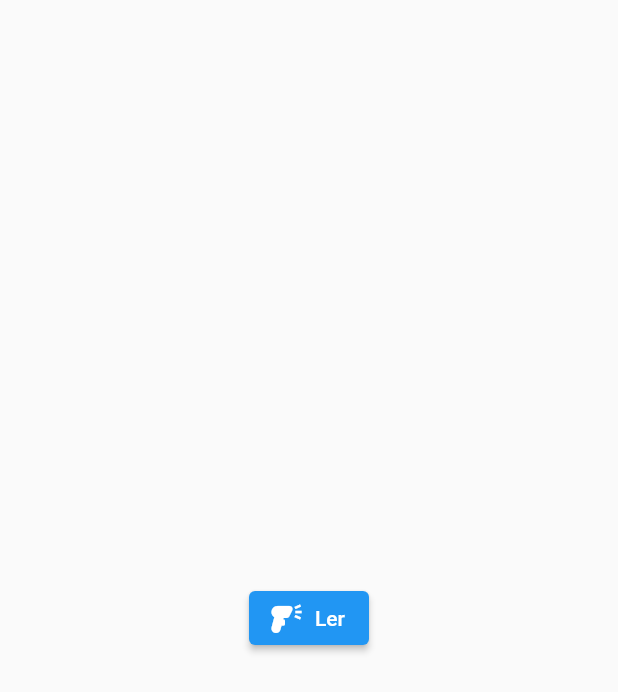
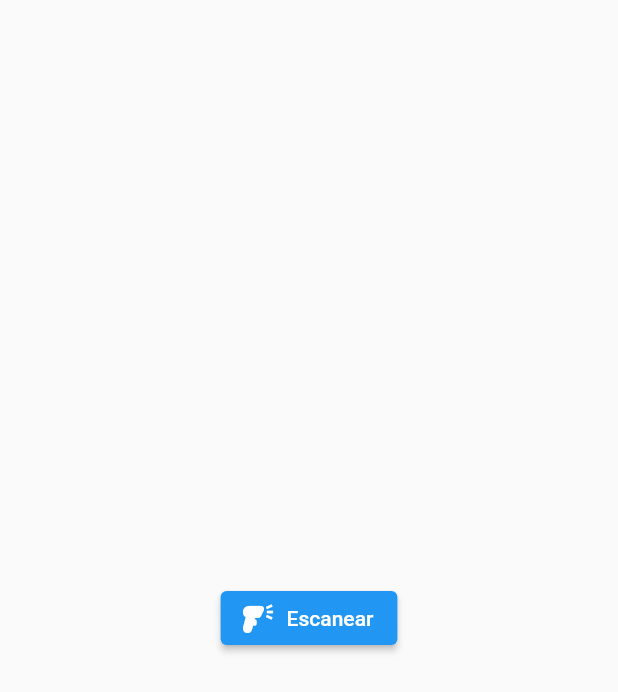
Before and after one commit to Lets-DavIt/mobile_scanner, a Flutter app: the BarCodePage screen opened directly, on a phone screen of 412 x 824 dp. Shown: the top 692 px of the screen. Run offline on Flutter 3.47's test engine with Material 2 defaults, Android fonts, the phone set to English and light mode, and no system bars; our stand-ins replace shared_preferences; missing offline and left inert: flutter_barcode_scanner; accounts and stored records are empty.

Commit message:
barcode scanner fixes

```diff
--- a/lib/pages/barcode.dart
+++ b/lib/pages/barcode.dart
@@ -22,6 +22,17 @@ class _BarCodePageState extends State<BarCodePage> {
     setState(() => ticket = code != '-1' ? code : 'Não validado');
   }
 
+  //Scanner para QRCODE
+  readQrCode() async {
+    String code = await FlutterBarcodeScanner.scanBarcode(
+      "#FF0000",
+      "Cancelar",
+      false,
+      ScanMode.QR,
+    );
+    setState(() => ticket = code != '-1' ? code : 'Não validado');
+  }
+
   @override
   Widget build(BuildContext context) {
     return Scaffold(
@@ -32,17 +43,28 @@ class _BarCodePageState extends State<BarCodePage> {
           crossAxisAlignment: CrossAxisAlignment.center,
           children: [
             if (ticket != '')
-              Padding(
-                padding: const EdgeInsets.only(bottom: 24.0),
-                child: Text(
-                  'O código de barras é: $ticket', // texto, fazer outra coluna apenas para o ticket
-                  style: const TextStyle(fontSize: 20),
+              const Column(
+                children: [Text(
+                  'O código de barras é:',
+                  style: TextStyle(fontSize: 20),
                 ),
+                ],
+              ),
+            if (ticket != '')
+              Column(
+                children: [
+                  Text(
+                    ticket,
+                    style: const TextStyle(fontSize: 20),
+                  ),
+                  const Padding(padding: EdgeInsets.only(bottom: 20.0)),
+                  // Adicione qualquer outro widget relacionado ao ticket aqui
+                ],
               ),
             ElevatedButton.icon(
               onPressed: readBarCode,
               icon: const Icon(Icons.barcode_reader), //icon
-              label: const Text('Ler'),
+              label: const Text('Escanear'),
             ),
           ],
         ),
```
